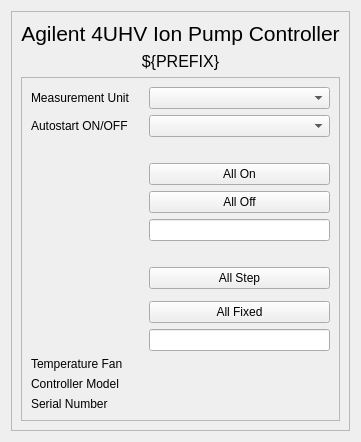
Old version of the form siriushlacon/agilent4uhv/ui/device.ui in the repository lnls-sirius/pydm-opi.
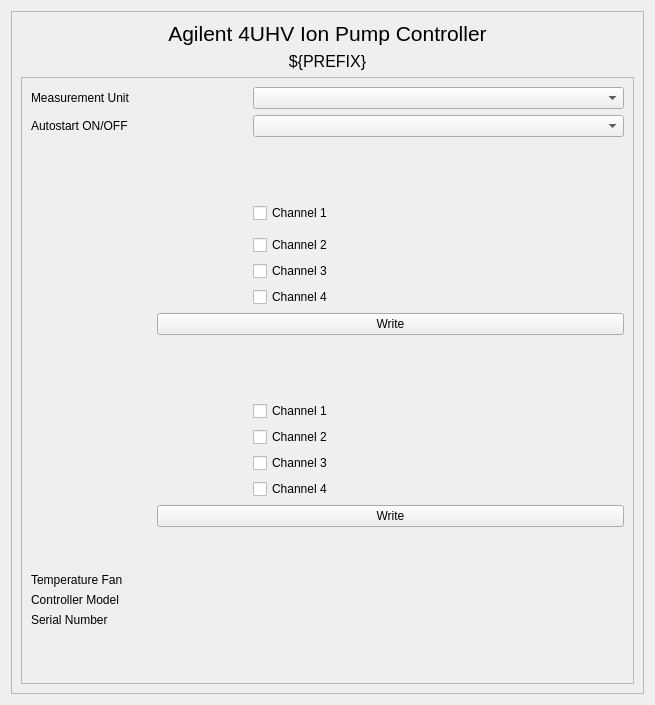
New version of the form. Custom widgets are drawn as their Qt base class.

Commit message: agilent4uhv: Prot on/off and Step/Fixed are set via checkboxes every channel at the same time.

Patch:
```diff
--- a/siriushlacon/agilent4uhv/ui/device.ui
+++ b/siriushlacon/agilent4uhv/ui/device.ui
@@ -6,8 +6,8 @@
    <rect>
     <x>0</x>
     <y>0</y>
-    <width>217</width>
-    <height>323</height>
+    <width>655</width>
+    <height>705</height>
    </rect>
   </property>
   <property name="windowTitle">
@@ -49,7 +49,20 @@
          <enum>QFrame::Raised</enum>
         </property>
         <layout class="QGridLayout" name="gridLayout">
-         <item row="12" column="3">
+         <item row="22" column="2">
+          <widget class="PyDMLabel" name="lbl_serial_num_2">
+           <property name="toolTip">
+            <string/>
+           </property>
+           <property name="whatsThis">
+            <string/>
+           </property>
+           <property name="channel" stdset="0">
+            <string>ca://${PREFIX}:SerialNumber-Cte.DESC</string>
+           </property>
+          </widget>
+         </item>
+         <item row="21" column="2">
           <widget class="PyDMLabel" name="lbl_model_2">
            <property name="toolTip">
             <string/>
@@ -62,7 +75,130 @@
            </property>
           </widget>
          </item>
-         <item row="6" column="0">
+         <item row="7" column="1">
+          <widget class="PyDMByteIndicator" name="PyDMByteIndicator_9">
+           <property name="maximumSize">
+            <size>
+             <width>90</width>
+             <height>16777215</height>
+            </size>
+           </property>
+           <property name="toolTip">
+            <string/>
+           </property>
+           <property name="channel" stdset="0">
+            <string>ca://${PREFIX}:Protect-RB</string>
+           </property>
+           <property name="numBits" stdset="0">
+            <number>1</number>
+           </property>
+           <property name="shift" stdset="0">
+            <number>2</number>
+           </property>
+           <property name="labels" stdset="0">
+            <stringlist>
+             <string>Channel 3</string>
+            </stringlist>
+           </property>
+          </widget>
+         </item>
+         <item row="1" column="2">
+          <widget class="PyDMEnumComboBox" name="PyDMEnumComboBox">
+           <property name="toolTip">
+            <string/>
+           </property>
+           <property name="channel" stdset="0">
+            <string>ca://${PREFIX}:Autostart-SP</string>
+           </property>
+          </widget>
+         </item>
+         <item row="11" column="2">
+          <spacer name="verticalSpacer_3">
+           <property name="orientation">
+            <enum>Qt::Vertical</enum>
+           </property>
+           <property name="sizeType">
+            <enum>QSizePolicy::Fixed</enum>
+           </property>
+           <property name="sizeHint" stdset="0">
+            <size>
+             <width>20</width>
+             <height>40</height>
+            </size>
+           </property>
+          </spacer>
+         </item>
+         <item row="3" column="1">
+          <widget class="PyDMLabel" name="PyDMLabel_4">
+           <property name="font">
+            <font>
+             <weight>75</weight>
+             <italic>true</italic>
+             <bold>true</bold>
+            </font>
+           </property>
+           <property name="toolTip">
+            <string/>
+           </property>
+           <property name="channel" stdset="0">
+            <string>ca://${PREFIX}:Protect-RB</string>
+           </property>
+           <property name="displayFormat" stdset="0">
+            <enum>PyDMLabel::Binary</enum>
+           </property>
+          </widget>
+         </item>
+         <item row="2" column="2">
+          <spacer name="verticalSpacer">
+           <property name="orientation">
+            <enum>Qt::Vertical</enum>
+           </property>
+           <property name="sizeType">
+            <enum>QSizePolicy::Fixed</enum>
+           </property>
+           <property name="sizeHint" stdset="0">
+            <size>
+             <width>20</width>
+             <height>40</height>
+            </size>
+           </property>
+          </spacer>
+         </item>
+         <item row="14" column="1">
+          <widget class="PyDMByteIndicator" name="PyDMByteIndicator_4">
+           <property name="maximumSize">
+            <size>
+             <width>90</width>
+             <height>16777215</height>
+            </size>
+           </property>
+           <property name="toolTip">
+            <string/>
+           </property>
+           <property name="channel" stdset="0">
+            <string>ca://${PREFIX}:Step-RB</string>
+           </property>
+           <property name="numBits" stdset="0">
+            <number>1</number>
+           </property>
+           <property name="shift" stdset="0">
+            <number>1</number>
+           </property>
+           <property name="labels" stdset="0">
+            <stringlist>
+             <string>Channel 1</string>
+            </stringlist>
+           </property>
+          </widget>
+         </item>
+         <item row="14" column="2">
+          <widget class="QCheckBox" name="chStep2">
+           <property name="text">
+            <string>Channel 2</string>
+           </property>
+          </widget>
+         </item>
+         <item row="12" column="0">
           <widget class="PyDMLabel" name="lbl_fan_temp_4">
            <property name="toolTip">
             <string/>
@@ -78,87 +214,7 @@
            </property>
           </widget>
          </item>
-         <item row="13" column="3">
-          <widget class="PyDMLabel" name="lbl_serial_num_2">
-           <property name="toolTip">
-            <string/>
-           </property>
-           <property name="whatsThis">
-            <string/>
-           </property>
-           <property name="channel" stdset="0">
-            <string>ca://${PREFIX}:SerialNumber-Cte.DESC</string>
-           </property>
-          </widget>
-         </item>
-         <item row="11" column="3">
-          <widget class="PyDMLabel" name="lbl_fan_temp_2">
-           <property name="toolTip">
-            <string/>
-           </property>
-           <property name="whatsThis">
-            <string/>
-           </property>
-           <property name="showUnits" stdset="0">
-            <bool>true</bool>
-           </property>
-           <property name="channel" stdset="0">
-            <string>ca://${PREFIX}:FanTemperature-Mon.DESC</string>
-           </property>
-          </widget>
-         </item>
-         <item row="6" column="2" colspan="2">
-          <widget class="PyDMLabel" name="lbl_fan_temp_3">
-           <property name="toolTip">
-            <string/>
-           </property>
-           <property name="whatsThis">
-            <string/>
-           </property>
-           <property name="showUnits" stdset="0">
-            <bool>true</bool>
-           </property>
-           <property name="channel" stdset="0">
-            <string>ca://${PREFIX}:Step-SP.DESC</string>
-           </property>
-          </widget>
-         </item>
-         <item row="3" column="3">
-          <widget class="PyDMPushButton" name="PyDMPushButton_3">
-           <property name="toolTip">
-            <string/>
-           </property>
-           <property name="text">
-            <string>All On</string>
-           </property>
-           <property name="channel" stdset="0">
-            <string>ca://${PREFIX}:AllProtectOn-Sel.PROC</string>
-           </property>
-           <property name="showConfirmDialog" stdset="0">
-            <bool>true</bool>
-           </property>
-           <property name="pressValue" stdset="0">
-            <string>1</string>
-           </property>
-          </widget>
-         </item>
-         <item row="14" column="3">
-          <spacer name="verticalSpacer_2">
-           <property name="orientation">
-            <enum>Qt::Vertical</enum>
-           </property>
-           <property name="sizeType">
-            <enum>QSizePolicy::Expanding</enum>
-           </property>
-           <property name="sizeHint" stdset="0">
-            <size>
-             <width>0</width>
-             <height>0</height>
-            </size>
-           </property>
-          </spacer>
-         </item>
-         <item row="13" column="0">
+         <item row="22" column="0">
           <widget class="QLabel" name="label_7">
            <property name="maximumSize">
             <size>
@@ -175,53 +231,7 @@
            </property>
           </widget>
          </item>
-         <item row="9" column="3">
-          <widget class="PyDMPushButton" name="PyDMPushButton">
-           <property name="toolTip">
-            <string/>
-           </property>
-           <property name="text">
-            <string>All Fixed</string>
-           </property>
-           <property name="channel" stdset="0">
-            <string>ca://${PREFIX}:AllFixed-Sel.PROC</string>
-           </property>
-           <property name="showConfirmDialog" stdset="0">
-            <bool>true</bool>
-           </property>
-           <property name="pressValue" stdset="0">
-            <string>1</string>
-           </property>
-          </widget>
-         </item>
-         <item row="7" column="2" rowspan="3">
-          <widget class="PyDMByteIndicator" name="PyDMByteIndicator_3">
-           <property name="maximumSize">
-            <size>
-             <width>90</width>
-             <height>16777215</height>
-            </size>
-           </property>
-           <property name="toolTip">
-            <string/>
-           </property>
-           <property name="channel" stdset="0">
-            <string>ca://${PREFIX}:Step-RB</string>
-           </property>
-           <property name="numBits" stdset="0">
-            <number>4</number>
-           </property>
-           <property name="labels" stdset="0">
-            <stringlist>
-             <string>Channel 1</string>
-             <string>Channel 2</string>
-             <string>Channel 3</string>
-             <string>Channel 4</string>
-            </stringlist>
-           </property>
-          </widget>
-         </item>
-         <item row="12" column="2">
+         <item row="21" column="1">
           <widget class="PyDMLabel" name="lbl_model">
            <property name="toolTip">
             <string/>
@@ -234,7 +244,7 @@
            </property>
           </widget>
          </item>
-         <item row="13" column="2">
+         <item row="22" column="1">
           <widget class="PyDMLabel" name="lbl_serial_num">
            <property name="toolTip">
             <string/>
@@ -247,7 +257,7 @@
            </property>
           </widget>
          </item>
-         <item row="0" column="2">
+         <item row="0" column="1">
           <widget class="PyDMLabel" name="PyDMLabel">
            <property name="toolTip">
             <string/>
@@ -260,7 +270,7 @@
            </property>
           </widget>
          </item>
-         <item row="12" column="0">
+         <item row="21" column="0">
           <widget class="QLabel" name="label_6">
            <property name="maximumSize">
             <size>
@@ -277,62 +287,6 @@
            </property>
           </widget>
          </item>
-         <item row="7" column="3">
-          <widget class="PyDMPushButton" name="PyDMPushButton_2">
-           <property name="toolTip">
-            <string/>
-           </property>
-           <property name="text">
-            <string>All Step</string>
-           </property>
-           <property name="channel" stdset="0">
-            <string>ca://${PREFIX}:AllStep-Sel.PROC</string>
-           </property>
-           <property name="showConfirmDialog" stdset="0">
-            <bool>true</bool>
-           </property>
-           <property name="pressValue" stdset="0">
-            <string>1</string>
-           </property>
-          </widget>
-         </item>
-         <item row="0" column="3">
-          <widget class="PyDMEnumComboBox" name="cb_mesurement_unit">
-           <property name="toolTip">
-            <string/>
-           </property>
-           <property name="whatsThis">
-            <string>
-    A QComboBox with support for Channels and more from PyDM
-
-    Parameters
-    ----------
-    parent : QWidget
-        The parent widget for the Label
-    init_channel : str, optional
-        The channel to be used by the widget.
-
-    Signals
-    -------
-    send_value_signal : int, float, str, bool or np.ndarray
-        Emitted when the user changes the value.
-    activated : int, str
-        Emitted when the user chooses an item in the combobox.
-    currentIndexChanged : int, str
-        Emitted when the index is changed in the combobox.
-    highlighted : int, str
-        Emitted when an item in the combobox popup list is highlighted
-        by the user.
-    </string>
-           </property>
-           <property name="channel" stdset="0">
-            <string>ca://${PREFIX}:Unit-SP</string>
-           </property>
-           <property name="showUnits" stdset="0">
-            <bool>false</bool>
-           </property>
-          </widget>
-         </item>
          <item row="1" column="0">
           <widget class="QLabel" name="label_2">
            <property name="maximumSize">
@@ -350,7 +304,7 @@
            </property>
           </widget>
          </item>
-         <item row="3" column="2" rowspan="2">
+         <item row="4" column="1" rowspan="2">
           <widget class="PyDMByteIndicator" name="PyDMByteIndicator_2">
            <property name="maximumSize">
             <size>
@@ -394,7 +348,7 @@
            </property>
           </widget>
          </item>
-         <item row="11" column="0">
+         <item row="20" column="0">
           <widget class="QLabel" name="label_5">
            <property name="maximumSize">
             <size>
@@ -411,7 +365,7 @@
            </property>
           </widget>
          </item>
-         <item row="11" column="2">
+         <item row="20" column="1">
           <widget class="PyDMLabel" name="lbl_fan_temp">
            <property name="toolTip">
             <string/>
@@ -427,46 +381,7 @@
            </property>
           </widget>
          </item>
-         <item row="4" column="3">
-          <widget class="PyDMPushButton" name="PyDMPushButton_4">
-           <property name="toolTip">
-            <string/>
-           </property>
-           <property name="text">
-            <string>All Off</string>
-           </property>
-           <property name="channel" stdset="0">
-            <string>ca://${PREFIX}:AllProtectOff-Sel.PROC</string>
-           </property>
-           <property name="showConfirmDialog" stdset="0">
-            <bool>true</bool>
-           </property>
-           <property name="pressValue" stdset="0">
-            <string>1</string>
-           </property>
-          </widget>
-         </item>
-         <item row="10" column="3">
-          <widget class="PyDMLineEdit" name="PyDMLineEdit">
-           <property name="font">
-            <font>
-             <weight>75</weight>
-             <italic>true</italic>
-             <bold>true</bold>
-            </font>
-           </property>
-           <property name="toolTip">
-            <string/>
-           </property>
-           <property name="channel" stdset="0">
-            <string>ca://${PREFIX}:Step-SP</string>
-           </property>
-           <property name="displayFormat" stdset="0">
-            <enum>PyDMLineEdit::Binary</enum>
-           </property>
-          </widget>
-         </item>
-         <item row="1" column="2">
+         <item row="1" column="1">
           <widget class="PyDMLabel" name="PyDMLabel_2">
            <property name="toolTip">
             <string/>
@@ -479,77 +394,7 @@
            </property>
           </widget>
          </item>
-         <item row="10" column="2">
-          <widget class="PyDMLabel" name="PyDMLabel_3">
-           <property name="font">
-            <font>
-             <weight>75</weight>
-             <italic>true</italic>
-             <bold>true</bold>
-            </font>
-           </property>
-           <property name="toolTip">
-            <string/>
-           </property>
-           <property name="channel" stdset="0">
-            <string>ca://${PREFIX}:Step-RB</string>
-           </property>
-           <property name="displayFormat" stdset="0">
-            <enum>PyDMLabel::Binary</enum>
-           </property>
-          </widget>
-         </item>
-         <item row="1" column="3">
-          <widget class="PyDMEnumComboBox" name="PyDMEnumComboBox">
-           <property name="toolTip">
-            <string/>
-           </property>
-           <property name="channel" stdset="0">
-            <string>ca://${PREFIX}:Autostart-SP</string>
-           </property>
-          </widget>
-         </item>
-         <item row="5" column="2">
-          <widget class="PyDMLabel" name="PyDMLabel_4">
-           <property name="font">
-            <font>
-             <weight>75</weight>
-             <italic>true</italic>
-             <bold>true</bold>
-            </font>
-           </property>
-           <property name="toolTip">
-            <string/>
-           </property>
-           <property name="channel" stdset="0">
-            <string>ca://${PREFIX}:Protect-RB</string>
-           </property>
-           <property name="displayFormat" stdset="0">
-            <enum>PyDMLabel::Binary</enum>
-           </property>
-          </widget>
-         </item>
-         <item row="5" column="3">
-          <widget class="PyDMLineEdit" name="PyDMLineEdit_2">
-           <property name="font">
-            <font>
-             <weight>75</weight>
-             <italic>true</italic>
-             <bold>true</bold>
-            </font>
-           </property>
-           <property name="toolTip">
-            <string/>
-           </property>
-           <property name="channel" stdset="0">
-            <string>ca://${PREFIX}:Protect-SP</string>
-           </property>
-           <property name="displayFormat" stdset="0">
-            <enum>PyDMLineEdit::Binary</enum>
-           </property>
-          </widget>
-         </item>
-         <item row="2" column="0">
+         <item row="3" column="0">
           <widget class="PyDMLabel" name="lbl_fan_temp_5">
            <property name="toolTip">
             <string/>
@@ -565,7 +410,21 @@
            </property>
           </widget>
          </item>
-         <item row="2" column="2" colspan="2">
+         <item row="17" column="1" colspan="2">
+          <widget class="QPushButton" name="btnWriteStep">
+           <property name="text">
+            <string>Write</string>
+           </property>
+          </widget>
+         </item>
+         <item row="9" column="1" colspan="2">
+          <widget class="QPushButton" name="btnWriteProtect">
+           <property name="text">
+            <string>Write</string>
+           </property>
+          </widget>
+         </item>
+         <item row="3" column="2">
           <widget class="PyDMLabel" name="lbl_fan_temp_6">
            <property name="toolTip">
             <string/>
@@ -581,6 +440,311 @@
            </property>
           </widget>
          </item>
+         <item row="15" column="2">
+          <widget class="QCheckBox" name="chStep3">
+           <property name="text">
+            <string>Channel 3</string>
+           </property>
+          </widget>
+         </item>
+         <item row="16" column="2">
+          <widget class="QCheckBox" name="chStep4">
+           <property name="text">
+            <string>Channel 4</string>
+           </property>
+          </widget>
+         </item>
+         <item row="6" column="2">
+          <widget class="QCheckBox" name="chProtect2">
+           <property name="text">
+            <string>Channel 2</string>
+           </property>
+          </widget>
+         </item>
+         <item row="12" column="2">
+          <widget class="PyDMLabel" name="lbl_fan_temp_3">
+           <property name="toolTip">
+            <string/>
+           </property>
+           <property name="whatsThis">
+            <string/>
+           </property>
+           <property name="showUnits" stdset="0">
+            <bool>true</bool>
+           </property>
+           <property name="channel" stdset="0">
+            <string>ca://${PREFIX}:Step-SP.DESC</string>
+           </property>
+          </widget>
+         </item>
+         <item row="15" column="1">
+          <widget class="PyDMByteIndicator" name="PyDMByteIndicator_5">
+           <property name="maximumSize">
+            <size>
+             <width>90</width>
+             <height>16777215</height>
+            </size>
+           </property>
+           <property name="toolTip">
+            <string/>
+           </property>
+           <property name="channel" stdset="0">
+            <string>ca://${PREFIX}:Step-RB</string>
+           </property>
+           <property name="numBits" stdset="0">
+            <number>1</number>
+           </property>
+           <property name="shift" stdset="0">
+            <number>2</number>
+           </property>
+           <property name="labels" stdset="0">
+            <stringlist>
+             <string>Channel 1</string>
+            </stringlist>
+           </property>
+          </widget>
+         </item>
+         <item row="6" column="1">
+          <widget class="PyDMByteIndicator" name="PyDMByteIndicator_10">
+           <property name="maximumSize">
+            <size>
+             <width>90</width>
+             <height>16777215</height>
+            </size>
+           </property>
+           <property name="toolTip">
+            <string/>
+           </property>
+           <property name="channel" stdset="0">
+            <string>ca://${PREFIX}:Protect-RB</string>
+           </property>
+           <property name="numBits" stdset="0">
+            <number>1</number>
+           </property>
+           <property name="shift" stdset="0">
+            <number>1</number>
+           </property>
+           <property name="labels" stdset="0">
+            <stringlist>
+             <string>Channel 2</string>
+            </stringlist>
+           </property>
+          </widget>
+         </item>
+         <item row="8" column="1">
+          <widget class="PyDMByteIndicator" name="PyDMByteIndicator_8">
+           <property name="maximumSize">
+            <size>
+             <width>90</width>
+             <height>16777215</height>
+            </size>
+           </property>
+           <property name="toolTip">
+            <string/>
+           </property>
+           <property name="rules" stdset="0">
+            <string>[]</string>
+           </property>
+           <property name="channel" stdset="0">
+            <string>ca://${PREFIX}:Protect-RB</string>
+           </property>
+           <property name="numBits" stdset="0">
+            <number>1</number>
+           </property>
+           <property name="shift" stdset="0">
+            <number>3</number>
+           </property>
+           <property name="labels" stdset="0">
+            <stringlist>
+             <string>Channel 4</string>
+            </stringlist>
+           </property>
+          </widget>
+         </item>
+         <item row="16" column="1">
+          <widget class="PyDMByteIndicator" name="PyDMByteIndicator_6">
+           <property name="maximumSize">
+            <size>
+             <width>90</width>
+             <height>16777215</height>
+            </size>
+           </property>
+           <property name="toolTip">
+            <string/>
+           </property>
+           <property name="channel" stdset="0">
+            <string>ca://${PREFIX}:Step-RB</string>
+           </property>
+           <property name="numBits" stdset="0">
+            <number>1</number>
+           </property>
+           <property name="shift" stdset="0">
+            <number>3</number>
+           </property>
+           <property name="labels" stdset="0">
+            <stringlist>
+             <string>Channel 1</string>
+            </stringlist>
+           </property>
+          </widget>
+         </item>
+         <item row="20" column="2">
+          <widget class="PyDMLabel" name="lbl_fan_temp_2">
+           <property name="toolTip">
+            <string/>
+           </property>
+           <property name="whatsThis">
+            <string/>
+           </property>
+           <property name="showUnits" stdset="0">
+            <bool>true</bool>
+           </property>
+           <property name="channel" stdset="0">
+            <string>ca://${PREFIX}:FanTemperature-Mon.DESC</string>
+           </property>
+          </widget>
+         </item>
+         <item row="8" column="2">
+          <widget class="QCheckBox" name="chProtect4">
+           <property name="text">
+            <string>Channel 4</string>
+           </property>
+          </widget>
+         </item>
+         <item row="12" column="1">
+          <widget class="PyDMLabel" name="PyDMLabel_3">
+           <property name="font">
+            <font>
+             <weight>75</weight>
+             <italic>true</italic>
+             <bold>true</bold>
+            </font>
+           </property>
+           <property name="toolTip">
+            <string/>
+           </property>
+           <property name="channel" stdset="0">
+            <string>ca://${PREFIX}:Step-RB</string>
+           </property>
+           <property name="displayFormat" stdset="0">
+            <enum>PyDMLabel::Binary</enum>
+           </property>
+          </widget>
+         </item>
+         <item row="13" column="1">
+          <widget class="PyDMByteIndicator" name="PyDMByteIndicator_3">
+           <property name="maximumSize">
+            <size>
+             <width>90</width>
+             <height>16777215</height>
+            </size>
+           </property>
+           <property name="toolTip">
+            <string/>
+           </property>
+           <property name="channel" stdset="0">
+            <string>ca://${PREFIX}:Step-RB</string>
+           </property>
+           <property name="numBits" stdset="0">
+            <number>1</number>
+           </property>
+           <property name="labels" stdset="0">
+            <stringlist>
+             <string>Channel 1</string>
+            </stringlist>
+           </property>
+          </widget>
+         </item>
+         <item row="7" column="2">
+          <widget class="QCheckBox" name="chProtect3">
+           <property name="text">
+            <string>Channel 3</string>
+           </property>
+          </widget>
+         </item>
+         <item row="0" column="2">
+          <widget class="PyDMEnumComboBox" name="cb_mesurement_unit">
+           <property name="toolTip">
+            <string/>
+           </property>
+           <property name="whatsThis">
+            <string>
+    A QComboBox with support for Channels and more from PyDM
+
+    Parameters
+    ----------
+    parent : QWidget
+        The parent widget for the Label
+    init_channel : str, optional
+        The channel to be used by the widget.
+
+    Signals
+    -------
+    send_value_signal : int, float, str, bool or np.ndarray
+        Emitted when the user changes the value.
+    activated : int, str
+        Emitted when the user chooses an item in the combobox.
+    currentIndexChanged : int, str
+        Emitted when the index is changed in the combobox.
+    highlighted : int, str
+        Emitted when an item in the combobox popup list is highlighted
+        by the user.
+    </string>
+           </property>
+           <property name="channel" stdset="0">
+            <string>ca://${PREFIX}:Unit-SP</string>
+           </property>
+           <property name="showUnits" stdset="0">
+            <bool>false</bool>
+           </property>
+          </widget>
+         </item>
+         <item row="13" column="2">
+          <widget class="QCheckBox" name="chStep1">
+           <property name="text">
+            <string>Channel 1</string>
+           </property>
+          </widget>
+         </item>
+         <item row="4" column="2">
+          <widget class="QCheckBox" name="chProtect1">
+           <property name="text">
+            <string>Channel 1</string>
+           </property>
+          </widget>
+         </item>
+         <item row="23" column="2">
+          <spacer name="verticalSpacer_2">
+           <property name="orientation">
+            <enum>Qt::Vertical</enum>
+           </property>
+           <property name="sizeType">
+            <enum>QSizePolicy::Expanding</enum>
+           </property>
+           <property name="sizeHint" stdset="0">
+            <size>
+             <width>0</width>
+             <height>0</height>
+            </size>
+           </property>
+          </spacer>
+         </item>
+         <item row="19" column="2">
+          <spacer name="verticalSpacer_4">
+           <property name="orientation">
+            <enum>Qt::Vertical</enum>
+           </property>
+           <property name="sizeType">
+            <enum>QSizePolicy::Fixed</enum>
+           </property>
+           <property name="sizeHint" stdset="0">
+            <size>
+             <width>20</width>
+             <height>40</height>
+            </size>
+           </property>
+          </spacer>
+         </item>
         </layout>
        </widget>
       </item>
@@ -605,16 +769,6 @@
    <extends>QComboBox</extends>
    <header>pydm.widgets.enum_combo_box</header>
   </customwidget>
-  <customwidget>
-   <class>PyDMLineEdit</class>
-   <extends>QLineEdit</extends>
-   <header>pydm.widgets.line_edit</header>
-  </customwidget>
-  <customwidget>
-   <class>PyDMPushButton</class>
-   <extends>QPushButton</extends>
-   <header>pydm.widgets.pushbutton</header>
-  </customwidget>
  </customwidgets>
  <resources/>
  <connections/>
```
Left out of the diff: 5 changed lines with no effect on the pictures. The commit also changes 3 other files.
